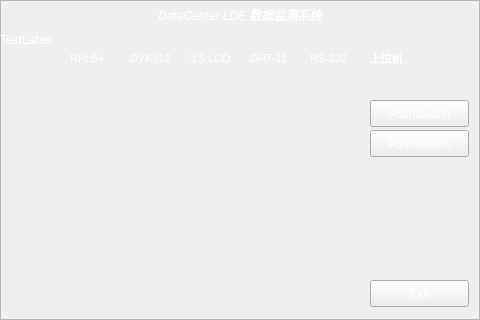
Old version of the form src/datacenter/form.ui in the repository xuzhuoyi/LDE-Embedded.
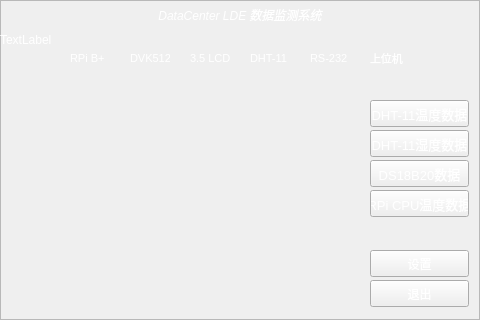
New version of the form. Icons and pictures are not drawn. Custom widgets are drawn as their Qt base class.

Patch:
```diff
--- a/src/datacenter/form.ui
+++ b/src/datacenter/form.ui
@@ -54,8 +54,13 @@
       <height>27</height>
      </rect>
     </property>
+    <property name="font">
+     <font>
+      <pointsize>10</pointsize>
+     </font>
+    </property>
     <property name="text">
-     <string>PushButton</string>
+     <string>DHT-11温度数据</string>
     </property>
    </widget>
    <widget class="QLabel" name="label_2">
@@ -302,8 +307,13 @@
       <height>27</height>
      </rect>
     </property>
+    <property name="font">
+     <font>
+      <pointsize>10</pointsize>
+     </font>
+    </property>
     <property name="text">
-     <string>PushButton</string>
+     <string>DHT-11湿度数据</string>
     </property>
    </widget>
    <widget class="QPushButton" name="pushButton_3">
@@ -316,7 +326,7 @@
      </rect>
     </property>
     <property name="text">
-     <string>Exit</string>
+     <string>退出</string>
     </property>
    </widget>
    <widget class="QwtPlot" name="qwtPlot">
@@ -329,6 +339,55 @@
      </rect>
     </property>
    </widget>
+   <widget class="QPushButton" name="pushButton_4">
+    <property name="geometry">
+     <rect>
+      <x>370</x>
+      <y>160</y>
+      <width>99</width>
+      <height>27</height>
+     </rect>
+    </property>
+    <property name="font">
+     <font>
+      <pointsize>10</pointsize>
+     </font>
+    </property>
+    <property name="text">
+     <string>DS18B20数据</string>
+    </property>
+   </widget>
+   <widget class="QPushButton" name="pushButton_5">
+    <property name="geometry">
+     <rect>
+      <x>370</x>
+      <y>190</y>
+      <width>99</width>
+      <height>27</height>
+     </rect>
+    </property>
+    <property name="font">
+     <font>
+      <pointsize>10</pointsize>
+     </font>
+    </property>
+    <property name="text">
+     <string>RPi CPU温度数据</string>
+    </property>
+   </widget>
+   <widget class="QPushButton" name="pushButton_6">
+    <property name="geometry">
+     <rect>
+      <x>370</x>
+      <y>250</y>
+      <width>99</width>
+      <height>27</height>
+     </rect>
+    </property>
+    <property name="text">
+     <string>设置</string>
+    </property>
+   </widget>
   </widget>
  </widget>
  <customwidgets>
```
